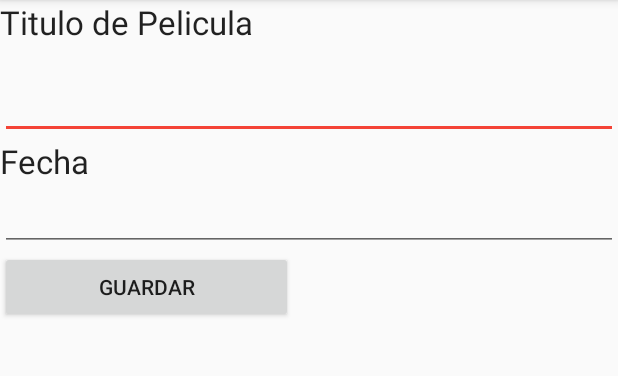
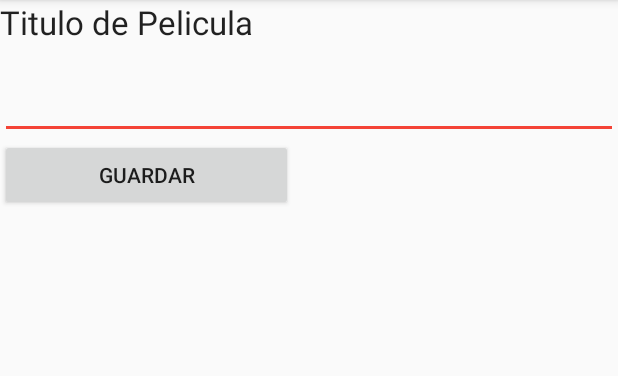
Before and after one commit to RominaDelgado/TdPProyectoFinal, an Android app: the screen it shows after launch (NuevaAnotacion), after a tap on an icon or button, on a phone screen of 412 x 824 dp, the part 84-460 px from its top. Run offline under Robolectric (Android 15) with nearby library versions, the phone set to English and light mode, and no system bars.

Commit message:
Uso: Serializable

```diff
--- a/app/src/main/java/com/example/MovieNote/AnotacionSimple.java
+++ b/app/src/main/java/com/example/MovieNote/AnotacionSimple.java
@@ -23,5 +23,4 @@ public class AnotacionSimple implements  Serializable
      {
         return titulo;
      }
-
 }
--- a/app/src/main/java/com/example/MovieNote/Entidades/ConexionSQLiteHelper.java
+++ /dev/null
@@ -1,31 +0,0 @@
-package com.example.MovieNote.Entidades;
-
-import android.content.Context;
-import android.database.sqlite.SQLiteDatabase;
-import android.database.sqlite.SQLiteOpenHelper;
-
-import com.example.MovieNote.Utilidades.Utilidades;
-
-public class ConexionSQLiteHelper extends SQLiteOpenHelper
-{
-    //final String CREAR_TABLA_ANOTACION="CREATE TABLE anotaciones(titulo STRING, fecha DATE)";
-   // final String CREAR_TABLA_ANOTACION="CREATE TABLE anotaciones(titulo STRING)";
-
-    public ConexionSQLiteHelper(Context context, String name, SQLiteDatabase.CursorFactory factory, int version)
-    {
-        super(context, name, factory, version);
-    }
-
-    @Override
-    public void onCreate(SQLiteDatabase db)
-    {
-        db.execSQL(Utilidades.CREAR_TABLA_ANOTACION);
-    }
-
-    @Override
-    public void onUpgrade(SQLiteDatabase db, int versionAntigua, int versionNueva)
-    {
-        db.execSQL("DROP TABLE IF EXISTS anotaciones");
-        onCreate(db);
-    }
-}
--- a/app/src/main/java/com/example/MovieNote/Logica.java
+++ b/app/src/main/java/com/example/MovieNote/Logica.java
@@ -1,16 +1,32 @@
 package com.example.MovieNote;
 
+import android.widget.Toast;
+
 import java.io.*;
+import java.util.ArrayList;
 import java.util.LinkedList;
 import java.util.List;
+
+import java.io.IOException;
+import java.io.File;
+import java.io.FileInputStream;
+import java.io.FileOutputStream;
+import java.nio.channels.FileChannel;
+
+import android.view.View;
+import android.widget.Button;
+import android.widget.EditText;
+import android.widget.Toast;
+import android.content.Intent;
+import androidx.appcompat.app.AppCompatActivity;
 
 
 public final class Logica {
     private  static final Logica instancia=new Logica();
-    private List<AnotacionSimple> lista;
+    private ArrayList<AnotacionSimple> lista;
 
     private Logica(){
-        lista= new LinkedList<AnotacionSimple>();
+        lista= new ArrayList<AnotacionSimple>();
 
     }
 
@@ -24,8 +40,10 @@ public final class Logica {
             lista.add(a);
             // Creo un objeto de tipo archivo para almacenar la lista:
             File fileName = new File("lista.data"); //FileNotFoundException
-            // Abrir un manejador de archivo para solo escritura:
+
+             // Abrir un manejador de archivo para solo escritura:
             ObjectOutputStream output = new ObjectOutputStream(new FileOutputStream(fileName));
+
             // Escribir la lista en el stream de objetos output (IOException):
             output.writeObject(lista);
             // Flush fuerza la escritura de cualquier contenido que haya quedado en el buffer del archivo.
@@ -34,10 +52,8 @@ public final class Logica {
             output.close();
 
         }
-        catch (FileNotFoundException e)
-           {e.printStackTrace();}
         catch (IOException e)
-           { e.printStackTrace(); }
+           { e.printStackTrace();}
 
     }
 
@@ -50,7 +66,7 @@ public final class Logica {
             ObjectInputStream input = new ObjectInputStream(new FileInputStream(fileName));
             // Leo la única lista que está en el archivo:
             // Puede producir IOException o ClassNotFoundException:
-            lista = (List<AnotacionSimple>) input.readObject();
+            lista = (ArrayList<AnotacionSimple>) input.readObject();
             input.close(); // Cierro el archivo
         }
 
@@ -60,7 +76,7 @@ public final class Logica {
         { e.printStackTrace();}
     }
 
-
-
+    public ArrayList<AnotacionSimple> getLista()
+    {return lista;}
 
 }
--- a/app/src/main/java/com/example/MovieNote/MainActivity.java
+++ b/app/src/main/java/com/example/MovieNote/MainActivity.java
@@ -3,7 +3,7 @@ package com.example.MovieNote;
 import android.content.Intent;
 import android.os.Bundle;
 
-import com.example.MovieNote.Entidades.ConexionSQLiteHelper;
+
 import com.google.android.material.floatingactionbutton.FloatingActionButton;
 import com.google.android.material.snackbar.Snackbar;
 
@@ -13,24 +13,46 @@ import androidx.appcompat.widget.Toolbar;
 import android.view.View;
 import android.view.Menu;
 import android.view.MenuItem;
+import android.widget.ListView;
+
+import java.util.ArrayList;
+import java.util.List;
+import android.widget.ArrayAdapter;
 
 
 public class MainActivity extends AppCompatActivity {
+
+
 Logica logica=Logica.getInstancia();
+    ArrayList<AnotacionSimple> l;
+    private ListView listaViewAnotaciones;
+    private ArrayAdapter<AnotacionSimple> adapter;
+
     @Override
     protected void onCreate(Bundle savedInstanceState) {
         super.onCreate(savedInstanceState);
         setContentView(R.layout.activity_main);
         Toolbar toolbar = findViewById(R.id.toolbar);
         setSupportActionBar(toolbar);
+
+        l=new ArrayList<AnotacionSimple>();
+
         logica.cargar();
+        l=logica.getLista();
+        adapter=new ArrayAdapter<AnotacionSimple>(this,android.R.layout.simple_list_item_1,l);
+
+
+        adapter.notifyDataSetChanged();
 
         // Icono de action Bar
         getSupportActionBar().setDisplayShowHomeEnabled(true);
         getSupportActionBar().setIcon(R.mipmap.ic_launcher);
 
-        //
-        ConexionSQLiteHelper conn = new ConexionSQLiteHelper(this, "db anotaciones",null, 1);
+
+        listaViewAnotaciones=(ListView) findViewById(R.id.listViewNotas);
+        listaViewAnotaciones.setAdapter(adapter);
+
+        //listaViewAnotaciones.setOnClickListener();
 
 
         FloatingActionButton fab = findViewById(R.id.fab);
--- a/app/src/main/res/layout/activity_nueva_anotacion.xml
+++ b/app/src/main/res/layout/activity_nueva_anotacion.xml
@@ -27,20 +27,6 @@
             android:textAllCaps="true"
             android:textAppearance="@style/TextAppearance.AppCompat.Body1" />
 
-        <TextView
-            android:id="@+id/textView6"
-            android:layout_width="match_parent"
-            android:layout_height="wrap_content"
-            android:text="Fecha"
-            android:textAppearance="@style/TextAppearance.AppCompat.Large" />
-
-        <EditText
-            android:id="@+id/campoFecha"
-            android:layout_width="match_parent"
-            android:layout_height="wrap_content"
-            android:ems="10"
-            android:inputType="textPersonName" />
-
         <Button
             android:id="@+id/button_guardar"
             android:layout_width="195dp"
--- a/app/src/main/res/layout/content_main.xml
+++ b/app/src/main/res/layout/content_main.xml
@@ -15,7 +15,7 @@
         android:orientation="vertical">
 
         <ListView
-            android:id="@+id/listView_listaMovieNote"
+            android:id="@+id/listViewNotas"
             android:layout_width="match_parent"
             android:layout_height="match_parent" />
     </LinearLayout>
```
Also changed, not shown: app/src/main/java/com/example/MovieNote/Entidades/Anotacion.java (deleted, +0 -48 lines), app/src/main/java/com/example/MovieNote/NuevaAnotacion.java (+19 -30 lines), app/src/main/java/com/example/MovieNote/Utilidades/Utilidades.java (deleted, +0 -10 lines), 1 other file.
